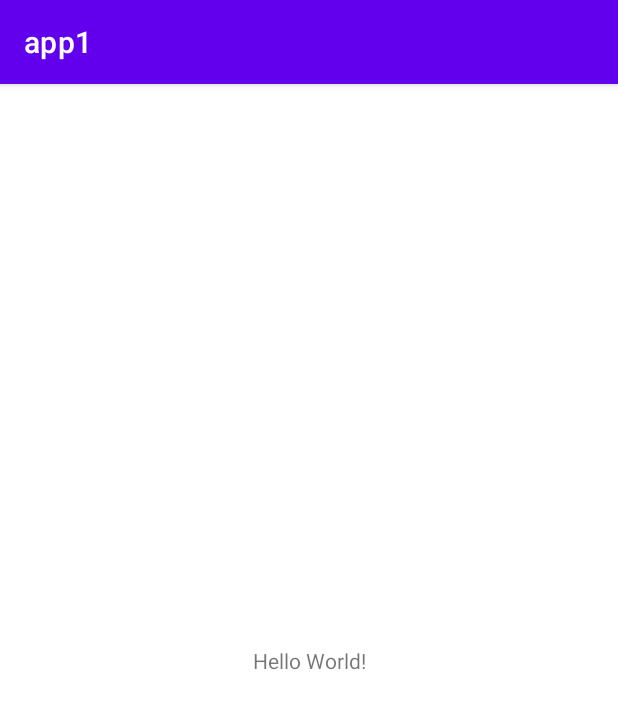
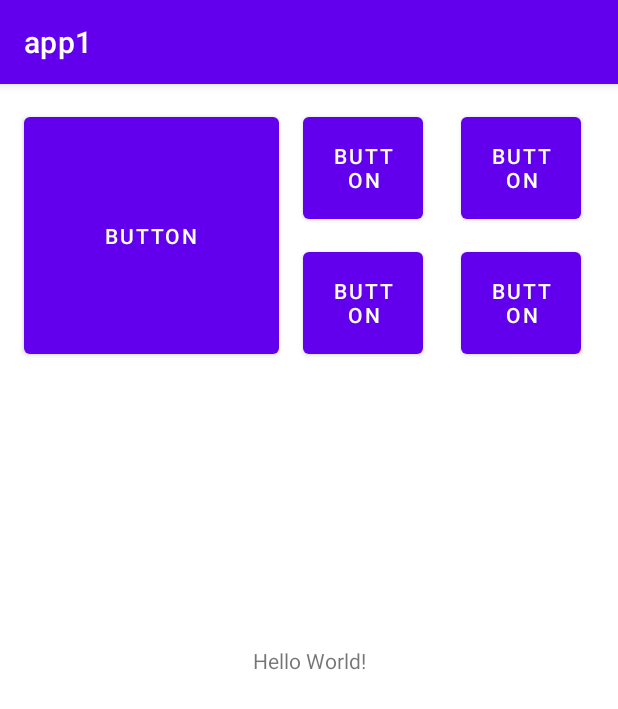
Before and after one commit to Komorebi-tg/app1, an Android app: the screen it shows after launch (MainActivity), on a phone screen of 412 x 824 dp. Shown: the top 709 px of the screen. Run offline under Robolectric (Android 15) with nearby library versions, the phone set to English and light mode, and no system bars.

Commit message:
added buttons

```diff
--- a/app/src/main/res/layout/activity_main.xml
+++ b/app/src/main/res/layout/activity_main.xml
@@ -2,9 +2,35 @@
 <androidx.constraintlayout.widget.ConstraintLayout xmlns:android="http://schemas.android.com/apk/res/android"
     xmlns:app="http://schemas.android.com/apk/res-auto"
     xmlns:tools="http://schemas.android.com/tools"
+    android:id="@+id/button_day"
     android:layout_width="match_parent"
     android:layout_height="match_parent"
     tools:context=".MainActivity">
+
+    <Button
+        android:id="@+id/button_advice"
+        android:layout_width="80dp"
+        android:layout_height="80dp"
+        android:layout_marginStart="16dp"
+        android:layout_marginLeft="16dp"
+        android:layout_marginTop="10dp"
+        android:layout_marginEnd="16dp"
+        android:layout_marginRight="16dp"
+        android:text="Button"
+        app:layout_constraintEnd_toEndOf="parent"
+        app:layout_constraintStart_toEndOf="@+id/button_mental_health"
+        app:layout_constraintTop_toBottomOf="@+id/button_my_profile" />
+
+    <Button
+        android:id="@+id/button_mental_health"
+        android:layout_width="80dp"
+        android:layout_height="80dp"
+        android:layout_marginStart="16dp"
+        android:layout_marginLeft="16dp"
+        android:layout_marginTop="10dp"
+        android:text="Button"
+        app:layout_constraintStart_toEndOf="@+id/button"
+        app:layout_constraintTop_toBottomOf="@+id/button_setting" />
 
     <TextView
         android:layout_width="wrap_content"
@@ -15,4 +41,40 @@
         app:layout_constraintRight_toRightOf="parent"
         app:layout_constraintTop_toTopOf="parent" />
 
+    <Button
+        android:id="@+id/button"
+        android:layout_width="170dp"
+        android:layout_height="170dp"
+        android:layout_marginStart="16dp"
+        android:layout_marginLeft="16dp"
+        android:layout_marginTop="16dp"
+        android:text="Button"
+        app:layout_constraintStart_toStartOf="parent"
+        app:layout_constraintTop_toTopOf="parent" />
+
+    <Button
+        android:id="@+id/button_setting"
+        android:layout_width="80dp"
+        android:layout_height="80dp"
+        android:layout_marginStart="16dp"
+        android:layout_marginLeft="16dp"
+        android:layout_marginTop="16dp"
+        android:text="Button"
+        app:layout_constraintStart_toEndOf="@+id/button"
+        app:layout_constraintTop_toTopOf="parent" />
+
+    <Button
+        android:id="@+id/button_my_profile"
+        android:layout_width="80dp"
+        android:layout_height="80dp"
+        android:layout_marginStart="16dp"
+        android:layout_marginLeft="16dp"
+        android:layout_marginTop="16dp"
+        android:layout_marginEnd="16dp"
+        android:layout_marginRight="16dp"
+        android:text="Button"
+        app:layout_constraintEnd_toEndOf="parent"
+        app:layout_constraintStart_toEndOf="@+id/button_setting"
+        app:layout_constraintTop_toTopOf="parent" />
+
 </androidx.constraintlayout.widget.ConstraintLayout>
```
